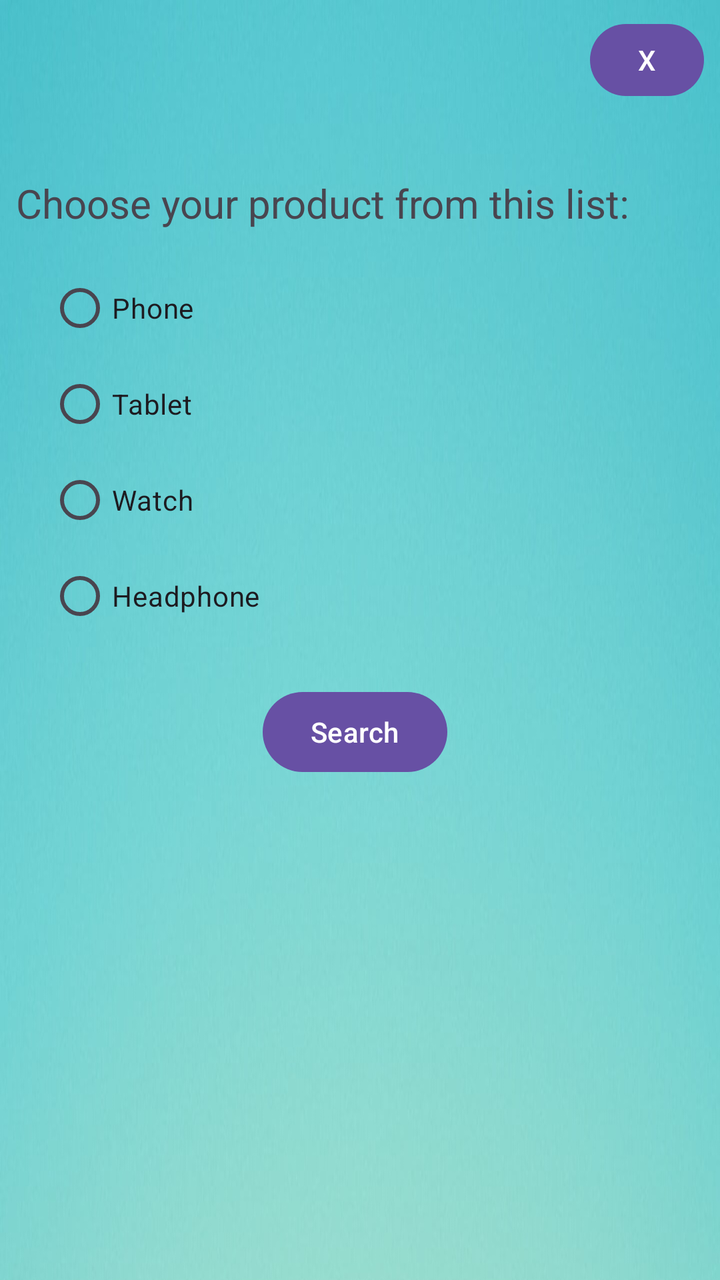
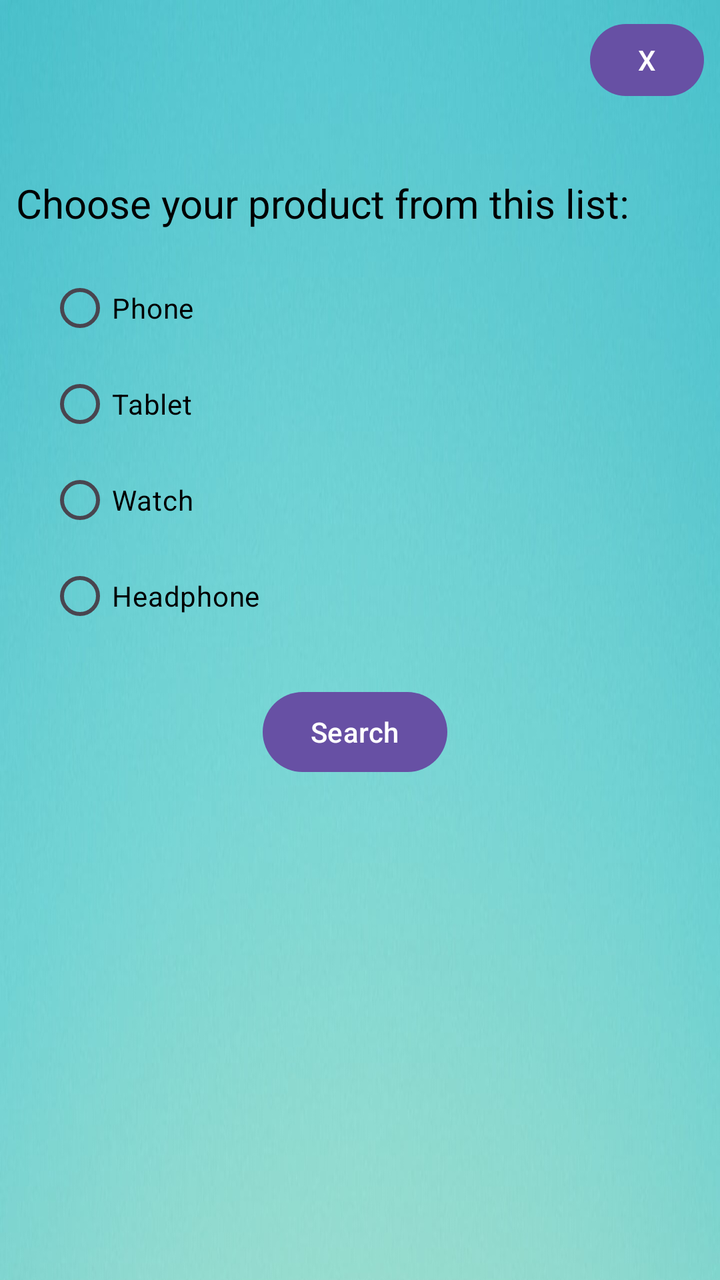

Screens rendered from an Android XML layout before and after an edit, with the pre-edit source and the edit as a unified diff.
<!-- AndroidManifest.xml: application theme Theme.PriceCompare -->
<!-- res/layout/activity_main.xml -->
<?xml version="1.0" encoding="utf-8"?>
<androidx.constraintlayout.widget.ConstraintLayout xmlns:android="http://schemas.android.com/apk/res/android"
    xmlns:app="http://schemas.android.com/apk/res-auto"
    xmlns:tools="http://schemas.android.com/tools"
    android:id="@+id/main"
    android:layout_width="match_parent"
    android:layout_height="match_parent"
    android:background="@drawable/background"
    tools:context=".MainActivity">

    <androidx.constraintlayout.widget.ConstraintLayout
        android:layout_width="0dp"
        android:layout_height="wrap_content"
        android:layout_marginStart="8dp"
        android:layout_marginEnd="8dp"
        app:layout_constraintBottom_toBottomOf="parent"
        app:layout_constraintEnd_toEndOf="parent"
        app:layout_constraintStart_toStartOf="parent"
        app:layout_constraintTop_toTopOf="parent"
        app:layout_constraintVertical_bias="0.26">

        <TextView
            android:id="@+id/textView"
            android:layout_width="368dp"
            android:layout_height="42dp"
            android:text="Choose your product from this list:"
            android:textSize="20sp"
            app:layout_constraintStart_toStartOf="parent"
            app:layout_constraintTop_toTopOf="parent" />

        <RadioGroup
            android:id="@+id/radioGroup"
            android:layout_width="0dp"
            android:layout_height="wrap_content"
            android:layout_marginStart="16dp"
            app:layout_constraintEnd_toEndOf="@+id/textView"
            app:layout_constraintStart_toStartOf="parent"
            app:layout_constraintTop_toBottomOf="@+id/textView">

            <RadioButton
                android:id="@+id/radioPhone"
                android:layout_width="match_parent"
                android:layout_height="wrap_content"
                android:text="Phone" />

            <RadioButton
                android:id="@+id/radioTablet"
                android:layout_width="match_parent"
                android:layout_height="wrap_content"
                android:text="Tablet" />

            <RadioButton
                android:id="@+id/radioWatch"
                android:layout_width="match_parent"
                android:layout_height="wrap_content"
                android:text="Watch" />

            <RadioButton
                android:id="@+id/radioHeadphone"
                android:layout_width="match_parent"
                android:layout_height="wrap_content"
                android:text="Headphone" />
        </RadioGroup>

        <Button
            android:id="@+id/buttonSearch"
            android:layout_width="wrap_content"
            android:layout_height="wrap_content"
            android:layout_marginTop="20dp"
            android:onClick="SearchActiity"
            android:text="Search"
            app:layout_constraintEnd_toEndOf="parent"
            app:layout_constraintHorizontal_bias="0.49"
            app:layout_constraintStart_toStartOf="parent"
            app:layout_constraintTop_toBottomOf="@+id/radioGroup" />
    </androidx.constraintlayout.widget.ConstraintLayout>

    <include
        layout="@layout/exit_layout" />


</androidx.constraintlayout.widget.ConstraintLayout>
<!-- res/layout/exit_layout.xml (included above) -->
<?xml version="1.0" encoding="utf-8"?>
<androidx.constraintlayout.widget.ConstraintLayout xmlns:android="http://schemas.android.com/apk/res/android"
    xmlns:app="http://schemas.android.com/apk/res-auto"
    xmlns:tools="http://schemas.android.com/tools"
    android:layout_width="match_parent"
    android:layout_height="wrap_content">


    <Button
        android:id="@+id/exitBtn"
        android:layout_width="57dp"
        android:layout_height="44dp"
        android:layout_marginTop="8dp"
        android:layout_marginEnd="8dp"
        android:text="X"
        android:visibility="visible"
        app:layout_constraintEnd_toEndOf="parent"
        app:layout_constraintTop_toTopOf="parent" />

</androidx.constraintlayout.widget.ConstraintLayout>
<!-- resources referenced by this layout -->
<resources>
  <!-- drawable background: jpg bitmap (drawable, 371065 bytes) -->
  <style name="Theme.PriceCompare" parent="Base.Theme.PriceCompare" />
  <style name="Base.Theme.PriceCompare" parent="Theme.Material3.DayNight.NoActionBar">
          
          
      </style>
</resources>

<!-- the commit's change to res/layout/activity_main.xml (unified diff, before → after) -->
@@ -25,6 +25,7 @@
             android:layout_height="42dp"
             android:text="Choose your product from this list:"
             android:textSize="20sp"
+            android:textColor="@color/black"
             app:layout_constraintStart_toStartOf="parent"
             app:layout_constraintTop_toTopOf="parent" />
 
@@ -41,25 +42,29 @@
                 android:id="@+id/radioPhone"
                 android:layout_width="match_parent"
                 android:layout_height="wrap_content"
-                android:text="Phone" />
+                android:text="Phone"
+                android:textColor="@color/black"/>
 
             <RadioButton
                 android:id="@+id/radioTablet"
                 android:layout_width="match_parent"
                 android:layout_height="wrap_content"
-                android:text="Tablet" />
+                android:text="Tablet"
+                android:textColor="@color/black"/>
 
             <RadioButton
                 android:id="@+id/radioWatch"
                 android:layout_width="match_parent"
                 android:layout_height="wrap_content"
-                android:text="Watch" />
+                android:text="Watch"
+                android:textColor="@color/black"/>
 
             <RadioButton
                 android:id="@+id/radioHeadphone"
                 android:layout_width="match_parent"
                 android:layout_height="wrap_content"
-                android:text="Headphone" />
+                android:text="Headphone"
+                android:textColor="@color/black"/>
         </RadioGroup>
 
         <Button
@@ -69,6 +74,7 @@
             android:layout_marginTop="20dp"
             android:onClick="SearchActiity"
             android:text="Search"
+            android:textColor="@color/white"
             app:layout_constraintEnd_toEndOf="parent"
             app:layout_constraintHorizontal_bias="0.49"
             app:layout_constraintStart_toStartOf="parent"
@@ -84,7 +90,6 @@
 <?xml version="1.0" encoding="utf-8"?>
 <androidx.constraintlayout.widget.ConstraintLayout xmlns:android="http://schemas.android.com/apk/res/android"
     xmlns:app="http://schemas.android.com/apk/res-auto"
-    xmlns:tools="http://schemas.android.com/tools"
     android:layout_width="match_parent"
     android:layout_height="wrap_content">
 
@@ -97,6 +102,7 @@
         android:layout_marginEnd="8dp"
         android:text="X"
         android:visibility="visible"
+        android:textColor="@color/white"
         app:layout_constraintEnd_toEndOf="parent"
         app:layout_constraintTop_toTopOf="parent" />
 
<!-- resource entries referenced after the edit -->
@@ -1,5 +1,7 @@
 <!-- resources referenced by this layout -->
 <resources>
+  <color name="black">#FF000000</color>
+  <color name="white">#FFFFFFFF</color>
   <!-- drawable background: jpg bitmap (drawable, 371065 bytes) -->
   <style name="Theme.PriceCompare" parent="Base.Theme.PriceCompare" />
   <style name="Base.Theme.PriceCompare" parent="Theme.Material3.DayNight.NoActionBar">
